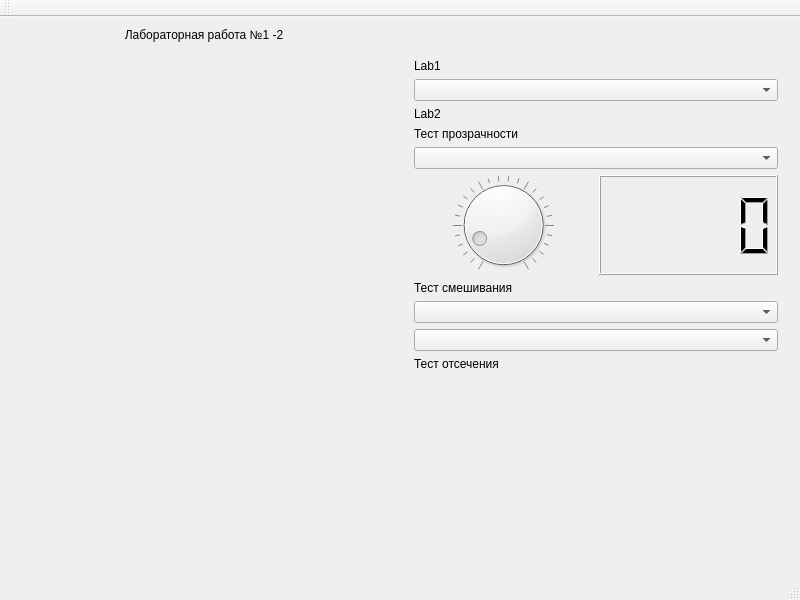
Before: the Qt Designer form Lab1/Lab1/mainwindow.ui in Xtail96/graphics, drawn with Qt 5.
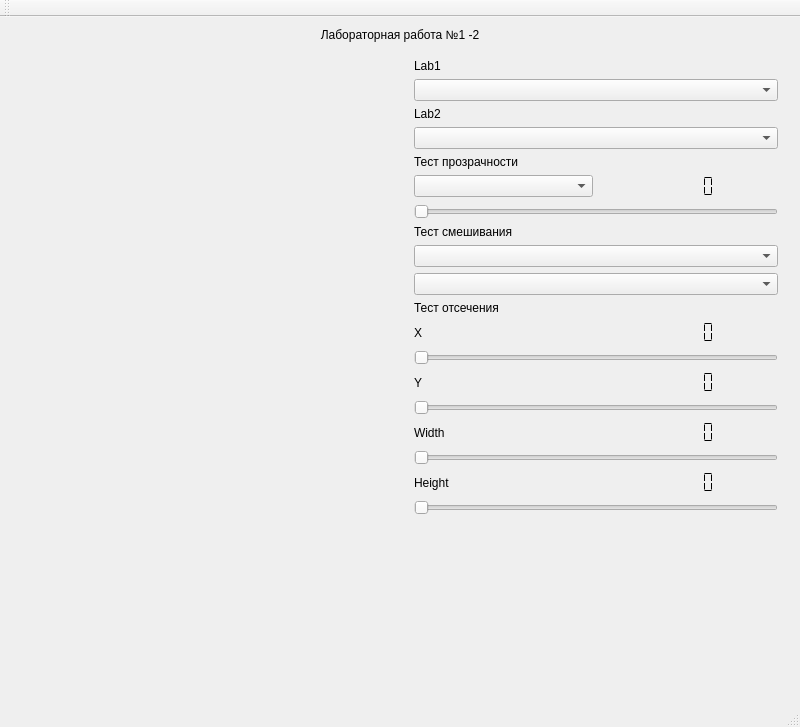
After: the same form once the commit is applied. Custom widgets are drawn as their Qt base class.

Commit message: Тест отсечения

```diff
--- a/Lab1/Lab1/mainwindow.ui
+++ b/Lab1/Lab1/mainwindow.ui
@@ -7,18 +7,15 @@
     <x>0</x>
     <y>0</y>
     <width>800</width>
-    <height>600</height>
+    <height>727</height>
    </rect>
   </property>
   <property name="windowTitle">
    <string>MainWindow</string>
   </property>
   <widget class="QWidget" name="centralWidget">
-   <layout class="QGridLayout" name="gridLayout">
-    <item row="1" column="0">
-     <widget class="GL_Widget" name="fieldGLWidget" native="true"/>
-    </item>
-    <item row="0" column="0">
+   <layout class="QGridLayout" name="gridLayout_2">
+    <item row="0" column="0" colspan="2">
      <widget class="QLabel" name="titleLabel">
       <property name="sizePolicy">
        <sizepolicy hsizetype="Preferred" vsizetype="Fixed">
@@ -34,82 +31,176 @@
       </property>
      </widget>
     </item>
+    <item row="1" column="0">
+     <widget class="GL_Widget" name="fieldGLWidget" native="true">
+      <property name="sizePolicy">
+       <sizepolicy hsizetype="Preferred" vsizetype="Preferred">
+        <horstretch>1</horstretch>
+        <verstretch>0</verstretch>
+       </sizepolicy>
+      </property>
+     </widget>
+    </item>
     <item row="1" column="1">
      <widget class="QFrame" name="frame">
+      <property name="sizePolicy">
+       <sizepolicy hsizetype="Preferred" vsizetype="Preferred">
+        <horstretch>1</horstretch>
+        <verstretch>0</verstretch>
+       </sizepolicy>
+      </property>
       <property name="frameShape">
        <enum>QFrame::NoFrame</enum>
       </property>
       <property name="frameShadow">
        <enum>QFrame::Raised</enum>
       </property>
-      <layout class="QGridLayout" name="gridLayout_2">
-       <item row="6" column="0">
-        <widget class="QDial" name="opacityDial">
-         <property name="value">
-          <number>10</number>
-         </property>
-         <property name="invertedAppearance">
-          <bool>false</bool>
-         </property>
-         <property name="invertedControls">
-          <bool>false</bool>
-         </property>
-         <property name="notchesVisible">
-          <bool>true</bool>
-         </property>
-        </widget>
-       </item>
-       <item row="6" column="1">
-        <widget class="QLCDNumber" name="opacityLcdNumber"/>
-       </item>
-       <item row="4" column="0" colspan="2">
+      <layout class="QGridLayout" name="gridLayout">
+       <item row="5" column="0">
         <widget class="QComboBox" name="opacityTestComboBox"/>
        </item>
-       <item row="3" column="0" colspan="2">
-        <widget class="QLabel" name="label_3">
+       <item row="19" column="0" colspan="2">
+        <widget class="QSlider" name="scissorTestWHorizontalSlider">
+         <property name="minimum">
+          <number>0</number>
+         </property>
+         <property name="maximum">
+          <number>100</number>
+         </property>
+         <property name="orientation">
+          <enum>Qt::Horizontal</enum>
+         </property>
+        </widget>
+       </item>
+       <item row="1" column="0" colspan="2">
+        <widget class="QComboBox" name="typesComboBox"/>
+       </item>
+       <item row="16" column="0" colspan="2">
+        <widget class="QSlider" name="scissorTestYHorizontalSlider">
+         <property name="maximum">
+          <number>550</number>
+         </property>
+         <property name="orientation">
+          <enum>Qt::Horizontal</enum>
+         </property>
+        </widget>
+       </item>
+       <item row="17" column="1">
+        <widget class="QLCDNumber" name="scissorTestWLcdNumber">
+         <property name="frameShape">
+          <enum>QFrame::NoFrame</enum>
+         </property>
+         <property name="segmentStyle">
+          <enum>QLCDNumber::Flat</enum>
+         </property>
+        </widget>
+       </item>
+       <item row="20" column="1">
+        <widget class="QLCDNumber" name="scissorTestHLcdNumber">
+         <property name="frameShape">
+          <enum>QFrame::NoFrame</enum>
+         </property>
+         <property name="segmentStyle">
+          <enum>QLCDNumber::Flat</enum>
+         </property>
+        </widget>
+       </item>
+       <item row="9" column="0" colspan="2">
+        <widget class="QComboBox" name="blendTest2ComboBox"/>
+       </item>
+       <item row="5" column="1">
+        <widget class="QLCDNumber" name="opacityLcdNumber">
+         <property name="frameShape">
+          <enum>QFrame::NoFrame</enum>
+         </property>
+         <property name="smallDecimalPoint">
+          <bool>false</bool>
+         </property>
+         <property name="segmentStyle">
+          <enum>QLCDNumber::Flat</enum>
+         </property>
+        </widget>
+       </item>
+       <item row="22" column="0" colspan="2">
+        <widget class="QSlider" name="scissorTestHHorizontalSlider">
+         <property name="minimum">
+          <number>0</number>
+         </property>
+         <property name="maximum">
+          <number>100</number>
+         </property>
+         <property name="orientation">
+          <enum>Qt::Horizontal</enum>
+         </property>
+        </widget>
+       </item>
+       <item row="4" column="0">
+        <widget class="QLabel" name="alphaTestLabel">
          <property name="text">
           <string>Тест прозрачности</string>
          </property>
         </widget>
        </item>
-       <item row="2" column="0" colspan="2">
+       <item row="20" column="0">
+        <widget class="QLabel" name="scissorTestHeightLabel">
+         <property name="text">
+          <string>Height</string>
+         </property>
+        </widget>
+       </item>
+       <item row="17" column="0">
+        <widget class="QLabel" name="scissorTestWidthLabel">
+         <property name="text">
+          <string>Width</string>
+         </property>
+        </widget>
+       </item>
+       <item row="11" column="0">
+        <widget class="QLabel" name="scissorTestXLabel">
+         <property name="text">
+          <string>X</string>
+         </property>
+        </widget>
+       </item>
+       <item row="14" column="1">
+        <widget class="QLCDNumber" name="scissorTestYLcdNumber">
+         <property name="frameShape">
+          <enum>QFrame::NoFrame</enum>
+         </property>
+         <property name="segmentStyle">
+          <enum>QLCDNumber::Flat</enum>
+         </property>
+        </widget>
+       </item>
+       <item row="2" column="0">
         <widget class="QLabel" name="label_2">
          <property name="text">
           <string>Lab2</string>
          </property>
         </widget>
        </item>
-       <item row="1" column="0" colspan="2">
-        <widget class="QComboBox" name="typesComboBox"/>
+       <item row="6" column="0" colspan="2">
+        <widget class="QSlider" name="alphaTestHorizontalSlider">
+         <property name="orientation">
+          <enum>Qt::Horizontal</enum>
+         </property>
+        </widget>
        </item>
-       <item row="0" column="0" colspan="2">
+       <item row="0" column="0">
         <widget class="QLabel" name="label">
          <property name="text">
           <string>Lab1</string>
          </property>
         </widget>
        </item>
-       <item row="7" column="0" colspan="2">
-        <widget class="QLabel" name="label_4">
+       <item row="14" column="0">
+        <widget class="QLabel" name="scissorTestYLabel">
          <property name="text">
-          <string>Тест смешивания</string>
+          <string>Y</string>
          </property>
         </widget>
        </item>
-       <item row="8" column="0" colspan="2">
-        <widget class="QComboBox" name="blendTest1ComboBox"/>
-       </item>
-       <item row="9" column="0" colspan="2">
-        <widget class="QComboBox" name="blendTest2ComboBox"/>
-       </item>
-       <item row="10" column="0" colspan="2">
-        <widget class="QLabel" name="label_5">
-         <property name="text">
-          <string>Тест отсечения</string>
-         </property>
-        </widget>
-       </item>
-       <item row="11" column="0" colspan="2">
+       <item row="23" column="1">
         <spacer name="verticalSpacer">
          <property name="orientation">
           <enum>Qt::Vertical</enum>
@@ -122,6 +213,46 @@
          </property>
         </spacer>
        </item>
+       <item row="11" column="1">
+        <widget class="QLCDNumber" name="scissorTestXLcdNumber">
+         <property name="frameShape">
+          <enum>QFrame::NoFrame</enum>
+         </property>
+         <property name="segmentStyle">
+          <enum>QLCDNumber::Flat</enum>
+         </property>
+        </widget>
+       </item>
+       <item row="7" column="0" colspan="2">
+        <widget class="QLabel" name="blendTestLabel">
+         <property name="text">
+          <string>Тест смешивания</string>
+         </property>
+        </widget>
+       </item>
+       <item row="13" column="0" colspan="2">
+        <widget class="QSlider" name="scissorTestXHorizontalSlider">
+         <property name="maximum">
+          <number>550</number>
+         </property>
+         <property name="orientation">
+          <enum>Qt::Horizontal</enum>
+         </property>
+        </widget>
+       </item>
+       <item row="10" column="0" colspan="2">
+        <widget class="QLabel" name="scissorTestLabel">
+         <property name="text">
+          <string>Тест отсечения</string>
+         </property>
+        </widget>
+       </item>
+       <item row="8" column="0" colspan="2">
+        <widget class="QComboBox" name="blendTest1ComboBox"/>
+       </item>
+       <item row="3" column="0" colspan="2">
+        <widget class="QComboBox" name="filterComboBox"/>
+       </item>
       </layout>
      </widget>
     </item>
```
The commit also changes 4 other files.
